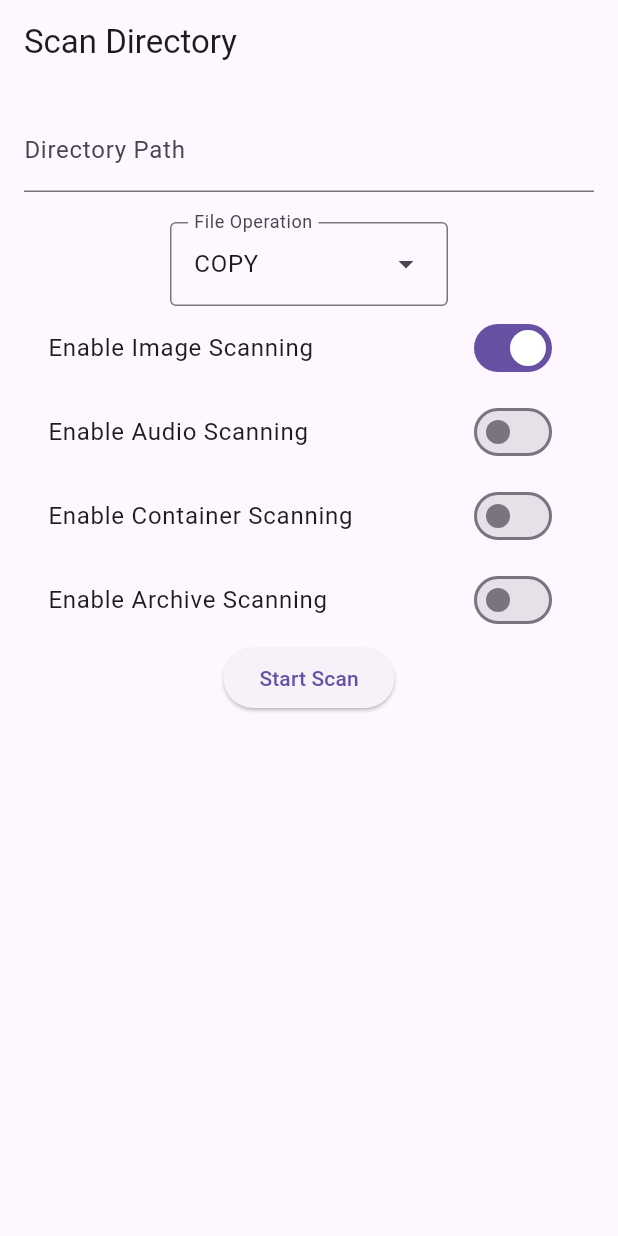
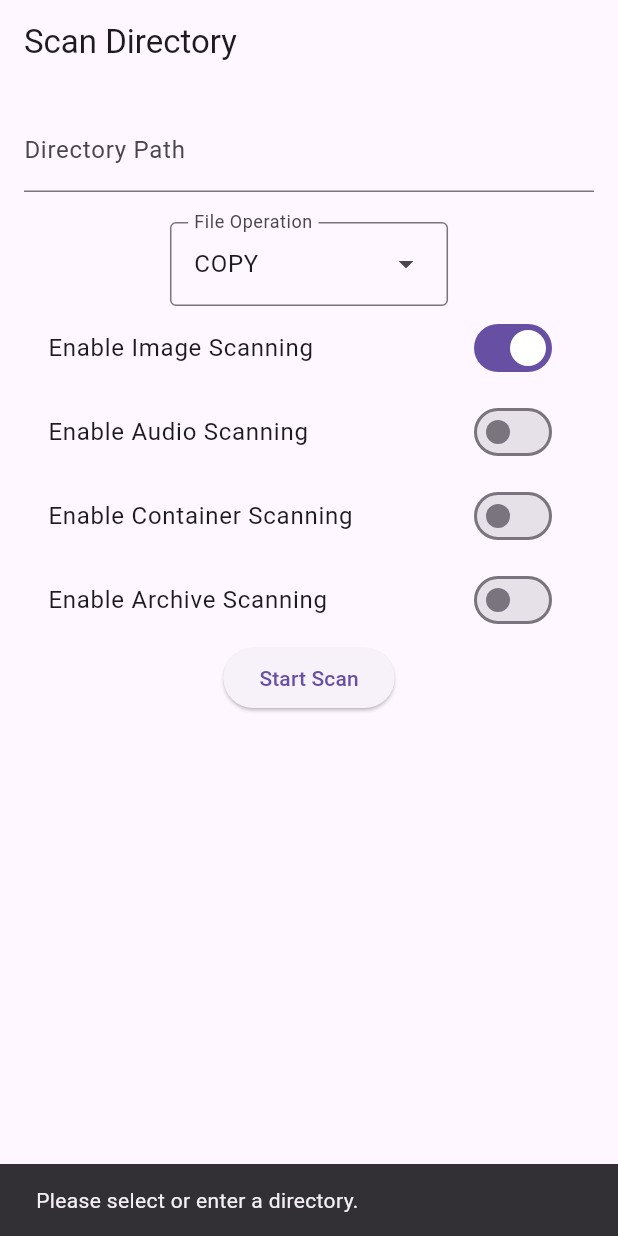
Before and after one commit to sandulachedumitru/MediaManagerUI, a Flutter app: the screen it shows after launch, after a tap on "Start Scan", on a phone screen of 412 x 824 dp. Run offline on Flutter 3.47's test engine with Material 3 defaults, Android fonts, the phone set to English and light mode, and no system bars; our stand-ins replace file_picker; network calls fail.

Commit message:
media manager UI - refactoring to reflects the new Server requests

```diff
--- a/lib/models/media_files.dart
+++ b/lib/models/media_files.dart
@@ -1,35 +1,12 @@
 class MediaFiles {
-  final String name;
-  final String path;
-  final String type;
-  final int size;
-  final DateTime createdAt;
+  final Map<String, List<String>> files;
 
-  MediaFiles({
-    required this.name,
-    required this.path,
-    required this.type,
-    required this.size,
-    required this.createdAt,
-  });
+  MediaFiles({required this.files});
 
   factory MediaFiles.fromJson(Map<String, dynamic> json) {
     return MediaFiles(
-      name: json['name'],
-      path: json['path'],
-      type: json['type'],
-      size: json['size'],
-      createdAt: DateTime.parse(json['createdAt']),
+      files: json.map((key, value) =>
+          MapEntry(key, List<String>.from(value as List))),
     );
   }
-
-  Map<String, dynamic> toJson() {
-    return {
-      'name': name,
-      'path': path,
-      'type': type,
-      'size': size,
-      'createdAt': createdAt.toIso8601String(),
-    };
-  }
 }
--- a/lib/screens/scan_screen.dart
+++ b/lib/screens/scan_screen.dart
@@ -1,8 +1,11 @@
+import 'package:file_picker/file_picker.dart';
+import 'package:flutter/foundation.dart';
 import 'package:flutter/material.dart';
 
 import '../models/scan_request.dart';
 import '../services/api_service.dart';
 import 'file_operation.dart';
+import 'files_screen.dart';
 
 class ScanScreen extends StatefulWidget {
   const ScanScreen({super.key});
@@ -15,6 +18,7 @@ class ScanScreen extends StatefulWidget {
 class _ScanScreenState extends State<ScanScreen> {
   final TextEditingController _directoryController = TextEditingController();
   final TextEditingController _fileOperationController = TextEditingController();
+  bool _isLoading = false;
 
   FileOperation _operation = FileOperation.copy;
   bool _imageEnabled = true;
@@ -22,7 +26,17 @@ class _ScanScreenState extends State<ScanScreen> {
   bool _containerEnabled = false;
   bool _archiveEnabled = false;
 
-  void _scanDirectory() {
+  void _scanDirectory() async {
+    if (_directoryController.text.isEmpty) {
+      ScaffoldMessenger.of(context).showSnackBar(
+        const SnackBar(content: Text("Please select or enter a directory.")),
+      );
+      return;
+    }
+
+    setState(() => _isLoading = true);
+
+    try {
       final scanRequest = ScanRequest(
         scanDirectory: _directoryController.text,
         operation: _operation,
@@ -32,7 +46,46 @@ class _ScanScreenState extends State<ScanScreen> {
         archiveEnabled: _archiveEnabled,
       );
 
-    ApiService.scanFiles(scanRequest);
+      String response = await ApiService.scanFiles(scanRequest);
+      ScaffoldMessenger.of(context).showSnackBar(
+        SnackBar(content: Text(response)),
+      );
+
+
+
+      // navigate to FileScreen after scan
+      await Navigator.push(
+        context,
+        MaterialPageRoute(builder: (context) => const FilesScreen()),
+      );
+    } catch (e) {
+      ScaffoldMessenger.of(context).showSnackBar(
+        SnackBar(content: Text("Error: ${e.toString()}")),
+      );
+    }
+    setState(() => _isLoading = false);
+  }
+
+  void _pickDirectory() async {
+    if (kIsWeb) {
+      ScaffoldMessenger.of(context).showSnackBar(
+        const SnackBar(content: Text("Directory selection is not supported on web. Please enter the path manually.")),
+      );
+      return;
+    }
+
+    String? selectedDirectory = await FilePicker.platform.getDirectoryPath();
+
+    if (selectedDirectory == null) {
+      ScaffoldMessenger.of(context).showSnackBar(
+        const SnackBar(content: Text("No directory selected!")),
+      );
+      return;
+    }
+
+    setState(() {
+      _directoryController.text = selectedDirectory;
+    });
   }
 
   @override
@@ -104,8 +157,8 @@ class _ScanScreenState extends State<ScanScreen> {
               },
             ),
             ElevatedButton(
-              onPressed: _scanDirectory,
-              child: const Text('Start Scan'),
+              onPressed: _isLoading ? null : _scanDirectory,
+              child: _isLoading ? const CircularProgressIndicator() : const Text('Start Scan'),
             ),
           ],
         ),
```
Also changed, not shown: lib/screens/files_screen.dart (+29 -17 lines), lib/services/api_service.dart (+8 -9 lines). Lines whose indentation alone changed are shown as unchanged.
